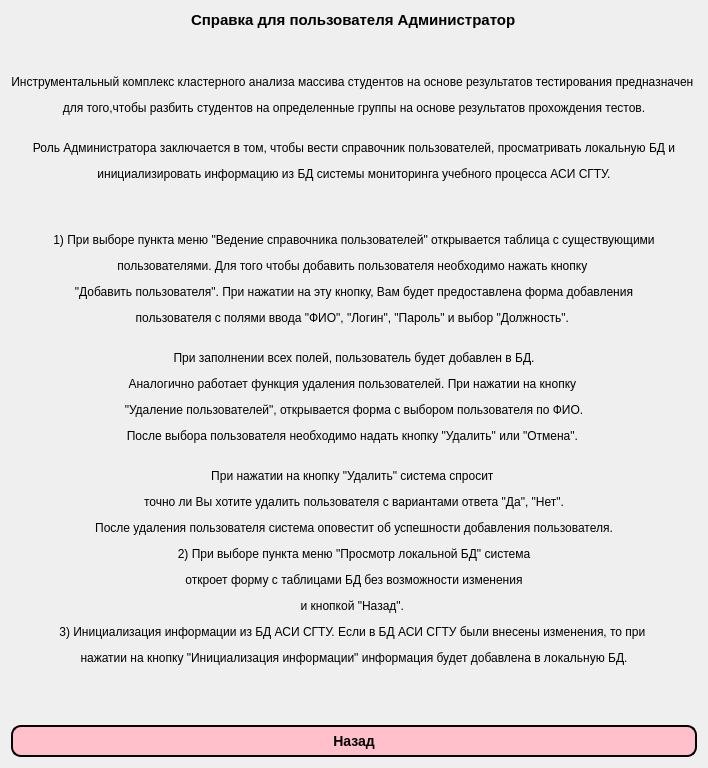
This is spravka.ui in gunmaden/IS-AOOZ as Qt 5 draws it before an edit. The edited form follows.
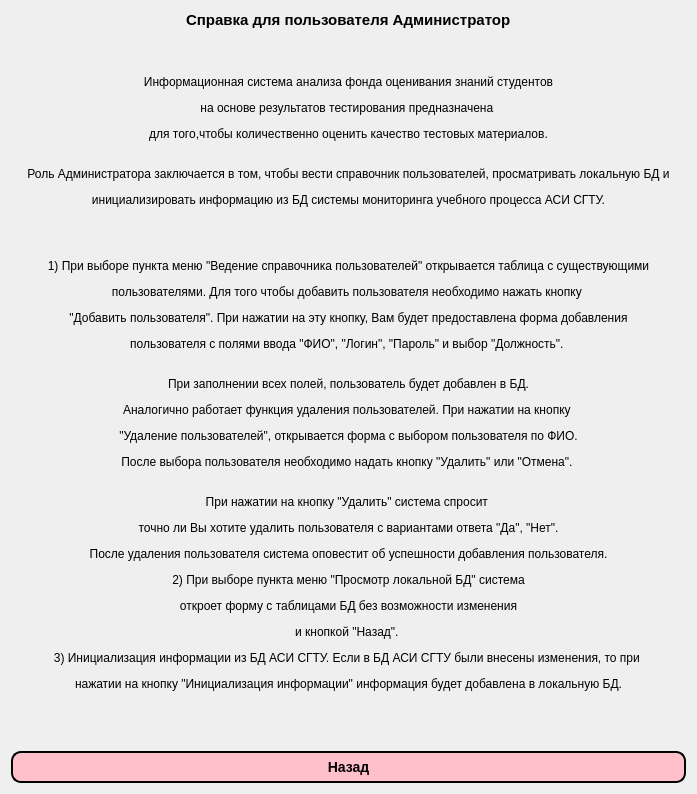
This is the edited form.

Patch:
```diff
--- a/spravka.ui
+++ b/spravka.ui
@@ -7,7 +7,7 @@
     <x>0</x>
     <y>0</y>
     <width>697</width>
-    <height>742</height>
+    <height>752</height>
    </rect>
   </property>
   <property name="windowTitle">
@@ -47,7 +47,7 @@
    <item row="1" column="0">
     <widget class="QLabel" name="label_2">
      <property name="text">
-      <string>&lt;html&gt;&lt;head/&gt;&lt;body&gt;&lt;p align=&quot;center&quot;&gt;&lt;br/&gt;&lt;/p&gt;&lt;p align=&quot;center&quot;&gt;&lt;span style=&quot; color:#000000;&quot;&gt;Инструментальный комплекс кластерного анализа массива студентов на основе результатов тестирования предназначен &lt;/span&gt;&lt;/p&gt;&lt;p align=&quot;center&quot;&gt;&lt;span style=&quot; color:#000000;&quot;&gt;для того,чтобы разбить студентов на определенные группы на основе результатов прохождения тестов.&lt;/span&gt;&lt;/p&gt;&lt;p align=&quot;center&quot;&gt;&lt;span style=&quot; color:#000000;&quot;&gt;&lt;br/&gt;Роль Администратора заключается в том, чтобы вести справочник пользователей, просматривать локальную БД и&lt;/span&gt;&lt;/p&gt;&lt;p align=&quot;center&quot;&gt;&lt;span style=&quot; color:#000000;&quot;&gt;инициализировать информацию из БД системы мониторинга &lt;/span&gt;&lt;span style=&quot; font-family:'Courier New,courier'; color:#000000;&quot;&gt;учебного процесса АСИ СГТУ.&lt;/span&gt;&lt;/p&gt;&lt;p align=&quot;center&quot;&gt;&lt;br/&gt;&lt;/p&gt;&lt;p align=&quot;center&quot;&gt;&lt;span style=&quot; font-family:'Courier New,courier'; color:#000000;&quot;&gt;1) При выборе пункта меню &amp;quot;Ведение справочника пользователей&amp;quot; открывается таблица с существующими&lt;/span&gt;&lt;/p&gt;&lt;p align=&quot;center&quot;&gt;&lt;span style=&quot; font-family:'Courier New,courier'; color:#000000;&quot;&gt;пользователями. Для того чтобы добавить пользователя необходимо нажать кнопку &lt;/span&gt;&lt;/p&gt;&lt;p align=&quot;center&quot;&gt;&lt;span style=&quot; font-family:'Courier New,courier'; color:#000000;&quot;&gt;&amp;quot;Добавить пользователя&amp;quot;. При нажатии на эту кнопку, Вам будет предоставлена форма добавления&lt;/span&gt;&lt;/p&gt;&lt;p align=&quot;center&quot;&gt;&lt;span style=&quot; font-family:'Courier New,courier'; color:#000000;&quot;&gt;пользователя с полями ввода &amp;quot;ФИО&amp;quot;, &amp;quot;Логин&amp;quot;, &amp;quot;Пароль&amp;quot; и выбор &amp;quot;Должность&amp;quot;. &lt;/span&gt;&lt;/p&gt;&lt;p align=&quot;center&quot;&gt;&lt;br/&gt;&lt;span style=&quot; font-family:'Courier New,courier'; color:#000000;&quot;&gt;При заполнении всех полей, пользователь будет добавлен в БД.&lt;/span&gt;&lt;/p&gt;&lt;p align=&quot;center&quot;&gt;&lt;span style=&quot; font-family:'Courier New,courier'; color:#000000;&quot;&gt;Аналогично работает функция удаления пользователей. При нажатии на кнопку &lt;/span&gt;&lt;/p&gt;&lt;p align=&quot;center&quot;&gt;&lt;span style=&quot; font-family:'Courier New,courier'; color:#000000;&quot;&gt;&amp;quot;Удаление пользователей&amp;quot;, открывается форма с выбором пользователя по ФИО.&lt;/span&gt;&lt;/p&gt;&lt;p align=&quot;center&quot;&gt;&lt;span style=&quot; font-family:'Courier New,courier'; color:#000000;&quot;&gt;После выбора пользователя необходимо надать кнопку &amp;quot;Удалить&amp;quot; или &amp;quot;Отмена&amp;quot;. &lt;/span&gt;&lt;/p&gt;&lt;p align=&quot;center&quot;&gt;&lt;br/&gt;&lt;span style=&quot; font-family:'Courier New,courier'; color:#000000;&quot;&gt;При нажатии на кнопку &amp;quot;Удалить&amp;quot; система спросит &lt;/span&gt;&lt;/p&gt;&lt;p align=&quot;center&quot;&gt;&lt;span style=&quot; font-family:'Courier New,courier'; color:#000000;&quot;&gt;точно ли Вы хотите удалить пользователя с вариантами ответа &amp;quot;Да&amp;quot;, &amp;quot;Нет&amp;quot;.&lt;/span&gt;&lt;/p&gt;&lt;p align=&quot;center&quot;&gt;&lt;span style=&quot; font-family:'Courier New,courier'; color:#000000;&quot;&gt;После удаления пользователя система оповестит об успешности добавления пользователя.&lt;/span&gt;&lt;/p&gt;&lt;p align=&quot;center&quot;&gt;&lt;span style=&quot; font-family:'Courier New,courier'; color:#000000;&quot;&gt;2) При выборе пункта меню &amp;quot;Просмотр локальной БД&amp;quot; система&lt;/span&gt;&lt;/p&gt;&lt;p align=&quot;center&quot;&gt;&lt;span style=&quot; font-family:'Courier New,courier'; color:#000000;&quot;&gt;откроет форму с таблицами БД без возможности изменения&lt;/span&gt;&lt;/p&gt;&lt;p align=&quot;center&quot;&gt;&lt;span style=&quot; font-family:'Courier New,courier'; color:#000000;&quot;&gt;и кнопкой &amp;quot;Назад&amp;quot;. &lt;/span&gt;&lt;/p&gt;&lt;p align=&quot;center&quot;&gt;&lt;span style=&quot; font-family:'Courier New,courier'; color:#000000;&quot;&gt;3) Инициализация информации из БД АСИ СГТУ. Если в БД АСИ СГТУ были внесены изменения, то при &lt;/span&gt;&lt;/p&gt;&lt;p align=&quot;center&quot;&gt;&lt;span style=&quot; font-family:'Courier New,courier'; color:#000000;&quot;&gt;нажатии на кнопку &amp;quot;Инициализация информации&amp;quot; информация будет добавлена в локальную БД. &lt;/span&gt;&lt;br/&gt;&lt;/p&gt;&lt;p align=&quot;center&quot;&gt;&lt;br/&gt;&lt;/p&gt;&lt;/body&gt;&lt;/html&gt;</string>
+      <string>&lt;html&gt;&lt;head/&gt;&lt;body&gt;&lt;p align=&quot;center&quot;&gt;&lt;br/&gt;&lt;/p&gt;&lt;p align=&quot;center&quot;&gt;&lt;span style=&quot; color:#000000;&quot;&gt;Информационная система анализа фонда оценивания знаний студентов&lt;/span&gt;&lt;/p&gt;&lt;p align=&quot;center&quot;&gt;&lt;span style=&quot; color:#000000;&quot;&gt;на основе результатов тестирования предназначена &lt;/span&gt;&lt;/p&gt;&lt;p align=&quot;center&quot;&gt;&lt;span style=&quot; color:#000000;&quot;&gt;для того,чтобы количественно оценить качество тестовых материалов.&lt;/span&gt;&lt;/p&gt;&lt;p align=&quot;center&quot;&gt;&lt;span style=&quot; color:#000000;&quot;&gt;&lt;br/&gt;Роль Администратора заключается в том, чтобы вести справочник пользователей, просматривать локальную БД и&lt;/span&gt;&lt;/p&gt;&lt;p align=&quot;center&quot;&gt;&lt;span style=&quot; color:#000000;&quot;&gt;инициализировать информацию из БД системы мониторинга &lt;/span&gt;&lt;span style=&quot; font-family:'Courier New,courier'; color:#000000;&quot;&gt;учебного процесса АСИ СГТУ.&lt;/span&gt;&lt;/p&gt;&lt;p align=&quot;center&quot;&gt;&lt;br/&gt;&lt;/p&gt;&lt;p align=&quot;center&quot;&gt;&lt;span style=&quot; font-family:'Courier New,courier'; color:#000000;&quot;&gt;1) При выборе пункта меню &amp;quot;Ведение справочника пользователей&amp;quot; открывается таблица с существующими&lt;/span&gt;&lt;/p&gt;&lt;p align=&quot;center&quot;&gt;&lt;span style=&quot; font-family:'Courier New,courier'; color:#000000;&quot;&gt;пользователями. Для того чтобы добавить пользователя необходимо нажать кнопку &lt;/span&gt;&lt;/p&gt;&lt;p align=&quot;center&quot;&gt;&lt;span style=&quot; font-family:'Courier New,courier'; color:#000000;&quot;&gt;&amp;quot;Добавить пользователя&amp;quot;. При нажатии на эту кнопку, Вам будет предоставлена форма добавления&lt;/span&gt;&lt;/p&gt;&lt;p align=&quot;center&quot;&gt;&lt;span style=&quot; font-family:'Courier New,courier'; color:#000000;&quot;&gt;пользователя с полями ввода &amp;quot;ФИО&amp;quot;, &amp;quot;Логин&amp;quot;, &amp;quot;Пароль&amp;quot; и выбор &amp;quot;Должность&amp;quot;. &lt;/span&gt;&lt;/p&gt;&lt;p align=&quot;center&quot;&gt;&lt;br/&gt;&lt;span style=&quot; font-family:'Courier New,courier'; color:#000000;&quot;&gt;При заполнении всех полей, пользователь будет добавлен в БД.&lt;/span&gt;&lt;/p&gt;&lt;p align=&quot;center&quot;&gt;&lt;span style=&quot; font-family:'Courier New,courier'; color:#000000;&quot;&gt;Аналогично работает функция удаления пользователей. При нажатии на кнопку &lt;/span&gt;&lt;/p&gt;&lt;p align=&quot;center&quot;&gt;&lt;span style=&quot; font-family:'Courier New,courier'; color:#000000;&quot;&gt;&amp;quot;Удаление пользователей&amp;quot;, открывается форма с выбором пользователя по ФИО.&lt;/span&gt;&lt;/p&gt;&lt;p align=&quot;center&quot;&gt;&lt;span style=&quot; font-family:'Courier New,courier'; color:#000000;&quot;&gt;После выбора пользователя необходимо надать кнопку &amp;quot;Удалить&amp;quot; или &amp;quot;Отмена&amp;quot;. &lt;/span&gt;&lt;/p&gt;&lt;p align=&quot;center&quot;&gt;&lt;br/&gt;&lt;span style=&quot; font-family:'Courier New,courier'; color:#000000;&quot;&gt;При нажатии на кнопку &amp;quot;Удалить&amp;quot; система спросит &lt;/span&gt;&lt;/p&gt;&lt;p align=&quot;center&quot;&gt;&lt;span style=&quot; font-family:'Courier New,courier'; color:#000000;&quot;&gt;точно ли Вы хотите удалить пользователя с вариантами ответа &amp;quot;Да&amp;quot;, &amp;quot;Нет&amp;quot;.&lt;/span&gt;&lt;/p&gt;&lt;p align=&quot;center&quot;&gt;&lt;span style=&quot; font-family:'Courier New,courier'; color:#000000;&quot;&gt;После удаления пользователя система оповестит об успешности добавления пользователя.&lt;/span&gt;&lt;/p&gt;&lt;p align=&quot;center&quot;&gt;&lt;span style=&quot; font-family:'Courier New,courier'; color:#000000;&quot;&gt;2) При выборе пункта меню &amp;quot;Просмотр локальной БД&amp;quot; система&lt;/span&gt;&lt;/p&gt;&lt;p align=&quot;center&quot;&gt;&lt;span style=&quot; font-family:'Courier New,courier'; color:#000000;&quot;&gt;откроет форму с таблицами БД без возможности изменения&lt;/span&gt;&lt;/p&gt;&lt;p align=&quot;center&quot;&gt;&lt;span style=&quot; font-family:'Courier New,courier'; color:#000000;&quot;&gt;и кнопкой &amp;quot;Назад&amp;quot;. &lt;/span&gt;&lt;/p&gt;&lt;p align=&quot;center&quot;&gt;&lt;span style=&quot; font-family:'Courier New,courier'; color:#000000;&quot;&gt;3) Инициализация информации из БД АСИ СГТУ. Если в БД АСИ СГТУ были внесены изменения, то при &lt;/span&gt;&lt;/p&gt;&lt;p align=&quot;center&quot;&gt;&lt;span style=&quot; font-family:'Courier New,courier'; color:#000000;&quot;&gt;нажатии на кнопку &amp;quot;Инициализация информации&amp;quot; информация будет добавлена в локальную БД. &lt;/span&gt;&lt;br/&gt;&lt;/p&gt;&lt;p align=&quot;center&quot;&gt;&lt;br/&gt;&lt;/p&gt;&lt;/body&gt;&lt;/html&gt;</string>
      </property>
     </widget>
    </item>
```
